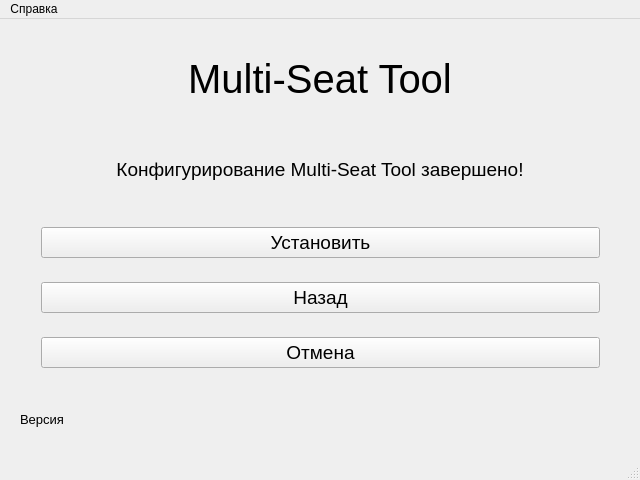
Old version of the form mst/ui/install_window/installwindow.ui in the repository marcelo-tavares-ifsp/mst.
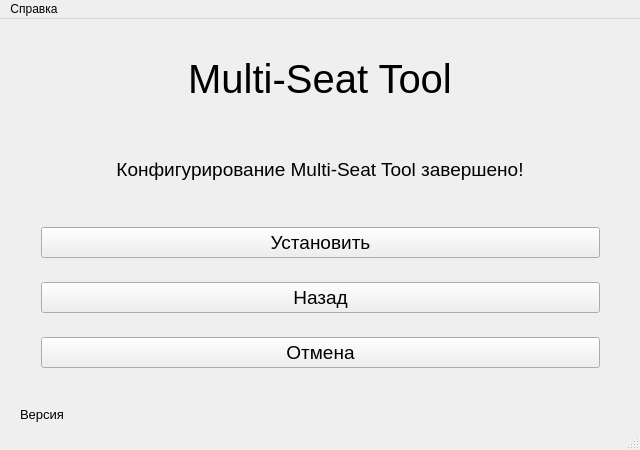
New version of the form.

Commit message:
installwindow.ui: Set fixed size
* mst/ui/install_window/installwindow.ui: Set fixed size for the
  window.

What changed in the file:
```diff
--- a/mst/ui/install_window/installwindow.ui
+++ b/mst/ui/install_window/installwindow.ui
@@ -7,9 +7,21 @@
     <x>0</x>
     <y>0</y>
     <width>640</width>
-    <height>480</height>
+    <height>450</height>
    </rect>
   </property>
+  <property name="minimumSize">
+   <size>
+    <width>640</width>
+    <height>450</height>
+   </size>
+  </property>
+  <property name="maximumSize">
+   <size>
+    <width>640</width>
+    <height>450</height>
+   </size>
+  </property>
   <property name="windowTitle">
    <string>MST</string>
   </property>
@@ -349,9 +361,9 @@
     <property name="geometry">
      <rect>
       <x>20</x>
-      <y>390</y>
+      <y>385</y>
       <width>81</width>
-      <height>21</height>
+      <height>20</height>
      </rect>
     </property>
     <property name="font">
@@ -367,7 +379,7 @@
     <property name="geometry">
      <rect>
       <x>80</x>
-      <y>390</y>
+      <y>385</y>
       <width>531</width>
       <height>21</height>
      </rect>
```
Left out of the diff: 6 changed lines with no effect on the pictures.
